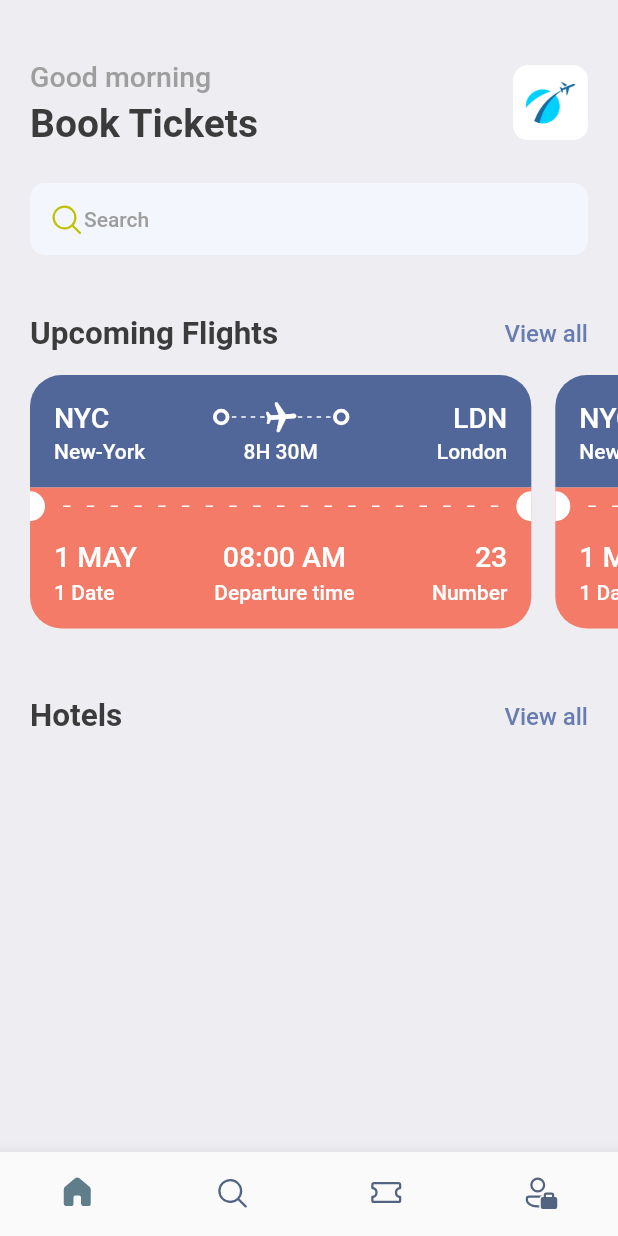
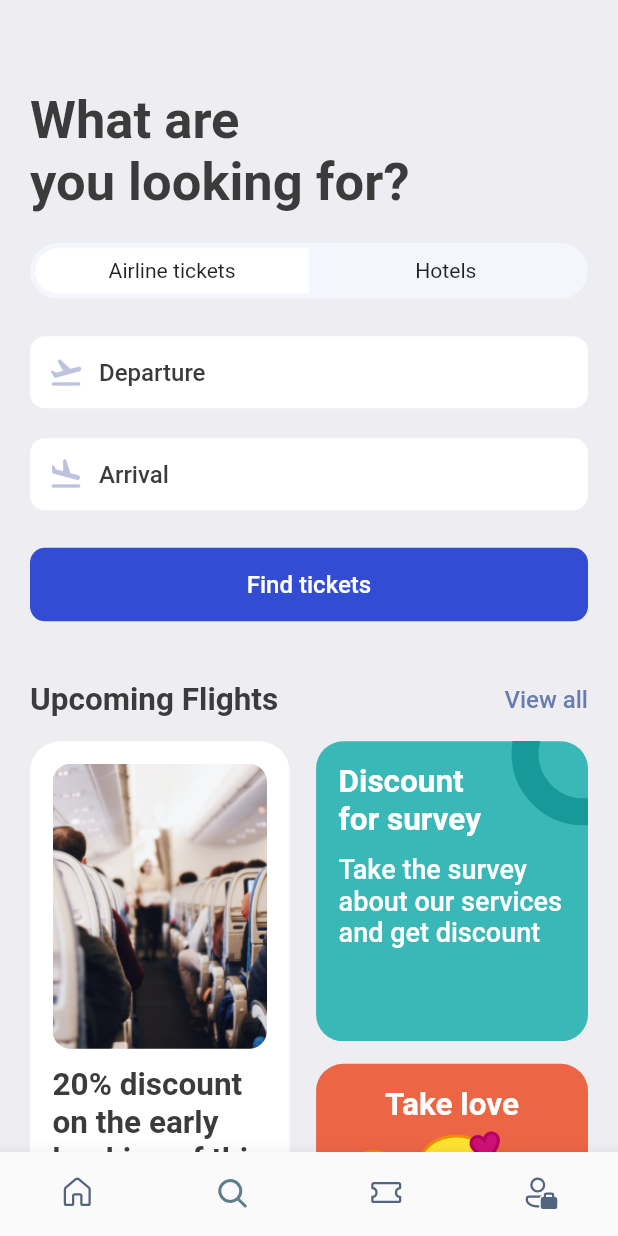
Before and after one commit to ahmedjr5050/air, a Flutter app: the screen it shows after launch, on a phone screen of 412 x 824 dp. Run offline on Flutter 3.47's test engine with Material 2 defaults, Android fonts, the phone set to English and light mode, and no system bars; our stand-ins replace fluentui_icons, gap, get.

Commit message:
first-one

```diff
--- a/lib/Screens/bottom.dart
+++ b/lib/Screens/bottom.dart
@@ -1,4 +1,5 @@
 import 'package:air/Screens/home_Screen.dart';
+import 'package:air/Screens/search_screen.dart';
 import 'package:fluentui_icons/fluentui_icons.dart';
 import 'package:flutter/cupertino.dart';
 import 'package:flutter/material.dart';
@@ -11,10 +12,10 @@ class BottomBar extends StatefulWidget {
 }
 
 class _BottomBarState extends State<BottomBar> {
-  int _select=0;
+  int _select=1;
   static final List<Widget> _widgetoption =<Widget>[
-    HomeScreen(),
-    const Text("Search"),
+   const HomeScreen(),
+   const SearchScreen(),
     const Text("Ticket"),
     const Text("Profile"),
 
--- a/lib/Screens/home_Screen.dart
+++ b/lib/Screens/home_Screen.dart
@@ -1,10 +1,14 @@
+import 'package:air/Screens/hotel_screen.dart';
 import 'package:air/Screens/tiket_view.dart';
 import 'package:air/utils/Styles.dart';
+import 'package:air/utils/app_info_list.dart';
 import 'package:air/widgets/thick_container.dart';
 import 'package:fluentui_icons/fluentui_icons.dart';
 import 'package:flutter/cupertino.dart';
 import 'package:flutter/material.dart';
 import 'package:gap/gap.dart';
+
+import '../widgets/double_text_widget.dart';
 
 class HomeScreen extends StatelessWidget {
   const HomeScreen({Key? key}) : super(key: key);
@@ -65,20 +69,9 @@ class HomeScreen extends StatelessWidget {
                     ],
                   ),
                 ),
-                const Gap(40),
+                const Gap(15),
                 //this View all and text Upcoming
-                Row(
-                  mainAxisAlignment: MainAxisAlignment.spaceBetween,
-                  children:  [
-                    Text("Upcoming Flights",style: Styles.headLineStyle2,),
-                    InkWell(
-                      onTap: (){
-                        print("You are Tapped");
-                      },
-                      child: Text("View all",style: Styles.textStyle.copyWith(color:Styles.primaryColor)),
-                    )
-                  ],
-                )
+                AppDoubleTextWidget(bigText: "Upcoming Flights", smallText: "View all"),
 
               ],
             ),
@@ -88,30 +81,24 @@ class HomeScreen extends StatelessWidget {
             padding:const EdgeInsets.only(left: 20),
             scrollDirection: Axis.horizontal,
             child: Row(
-              children: [
-               TicketView(),
-                TicketView(),
-                TicketView(),
-                TicketView(),
-              ],
+              children:
+             ticketList.map((singleTicket) => TicketView(ticket: singleTicket)).toList(),
             ),
           ),
-          const Gap(15),
+          const Gap(10),
           Container(
             padding:const EdgeInsets.symmetric(horizontal: 20),
-            child: Row(
-              mainAxisAlignment: MainAxisAlignment.spaceBetween,
-              children: [
-                Text("Hotels",style: Styles.headLineStyle2,),
-                InkWell(
-                  onTap: (){
-                    print("You are Tapped 2");
-                },
-                  child: Text("View all",style: Styles.textStyle.copyWith(color: Styles.primaryColor),),
-                )
-              ],
-            ),
-          )
+            child: const AppDoubleTextWidget(bigText: "Hotels", smallText: "View all"),
+          ),
+          const Gap(15),
+         SingleChildScrollView(
+             padding:const EdgeInsets.only(left: 20),
+             scrollDirection: Axis.horizontal,
+             child: Row(
+               children:
+                hotelList.map((singleHotel) => HotelScreen(hotel: singleHotel)).toList(),
+             )
+         ),
         ],
       ) ,
 
--- /dev/null
+++ b/lib/Screens/search_screen.dart
@@ -0,0 +1,199 @@
+import 'package:air/utils/Styles.dart';
+import 'package:air/widgets/double_text_widget.dart';
+import 'package:air/widgets/icon_text_widget.dart';
+import 'package:fluentui_icons/fluentui_icons.dart';
+import 'package:flutter/cupertino.dart';
+import 'package:flutter/material.dart';
+import 'package:gap/gap.dart';
+
+import '../utils/app_layout.dart';
+
+class SearchScreen extends StatelessWidget {
+  const SearchScreen({Key? key}) : super(key: key);
+
+  @override
+  Widget build(BuildContext context) {
+    final size=AppLayout.getSize(context);
+    return Scaffold(
+      backgroundColor: Styles.bgColor,
+      body: ListView(
+        padding: EdgeInsets.symmetric(horizontal: AppLayout.getWidth(20),vertical: AppLayout.getHeight(20)),
+        children: [
+           Gap(AppLayout.getHeight(40)),
+          Text("What are\nyou looking for?",style: Styles.headLineStyle1.copyWith(fontSize: AppLayout.getWidth(35))),
+           Gap(AppLayout.getHeight(20)),
+         FittedBox(
+           child:  Container(
+             padding:const EdgeInsets.all(3.5),
+             child: Row(
+               children: [
+                 Container(
+                   width: size.width*.44,
+                   padding: EdgeInsets.symmetric(vertical: AppLayout.getHeight(7)),
+                   decoration: BoxDecoration(
+                       borderRadius: BorderRadius.horizontal(left: Radius.circular(AppLayout.getHeight(50))),
+                       color: Colors.white
+                   ),
+                   child: Center(child: Text("Airline tickets")),
+                 ),
+
+
+
+
+
+                 Container(
+                   width: size.width*.44,
+                   padding: EdgeInsets.symmetric(vertical: AppLayout.getHeight(7)),
+                   decoration: BoxDecoration(
+                       borderRadius: BorderRadius.horizontal(right: Radius.circular(AppLayout.getHeight(50))),
+                       color: Colors.transparent
+                   ),
+                   child: Center(child: Text("Hotels")),
+                 ),
+               ],
+             ),
+             decoration: BoxDecoration(
+               borderRadius: BorderRadius.circular(AppLayout.getHeight(50)),
+               color:const Color(0xFFF4F6FD),
+             ),
+           ),
+         ),
+          Gap(AppLayout.getHeight(25)),
+         const AppIconText(icon: Icons.flight_takeoff_rounded, text: "Departure"),
+          Gap(AppLayout.getHeight(20)),
+          const AppIconText(icon: Icons.flight_land_rounded, text: "Arrival"),
+          Gap(AppLayout.getHeight(25)),
+          Container(
+    padding: EdgeInsets.symmetric(horizontal: AppLayout.getWidth(18),vertical: AppLayout.getWidth(15)),
+    decoration: BoxDecoration(
+    borderRadius: BorderRadius.circular(AppLayout.getWidth(10)),
+    color:const Color(0xD91130CE),
+    ),
+    child: Center(
+      child:
+      Text("Find tickets",style: Styles.textStyle.copyWith(color: Colors.white)),
+    ),
+    ),
+          Gap(AppLayout.getHeight(40)),
+         const AppDoubleTextWidget(bigText: "Upcoming Flights", smallText: "View all"),
+          Gap(AppLayout.getHeight(15)),
+        Row(
+          mainAxisAlignment: MainAxisAlignment.spaceBetween,
+          children: [
+            Container(
+              height: AppLayout.getHeight(425),
+              width: size.width*0.42,
+              padding: EdgeInsets.symmetric(horizontal: AppLayout.getHeight(15),vertical: AppLayout.getWidth(15)),
+              decoration: BoxDecoration(
+                color: Colors.white,
+                borderRadius: BorderRadius.circular(AppLayout.getHeight(20)),
+                boxShadow: [
+                  BoxShadow(
+                    color: Colors.grey.shade200,
+                    blurRadius: 1,
+                    spreadRadius: 1,
+                  )
+                ],
+              ),
+              child: Column(
+                children: [
+                  Container(
+                    height: AppLayout.getHeight(190),
+                    decoration: BoxDecoration(
+                      borderRadius: BorderRadius.circular(AppLayout.getHeight(12)),
+                      image: const DecorationImage(
+                        fit: BoxFit.cover,
+                        image: AssetImage("assets/images/sit.jpg"),
+                      )
+                    ),
+                  ),
+                   Gap(AppLayout.getHeight(12)),
+                  Text("20% discount on the early booking of this flight. Don't miss out this chance",
+                  style: Styles.headLineStyle2,
+                  ),
+                ],
+              ),
+            ),
+            Column(
+              children: [
+               Stack(
+                 children: [
+                   Container(
+                     width: size.width*0.44,
+                     height: AppLayout.getHeight(200),
+
+                     decoration: BoxDecoration(
+                         color: Color(0xFF3AB8B8),
+                         borderRadius: BorderRadius.circular(AppLayout.getHeight(18))
+                     ),
+                     padding: EdgeInsets.symmetric(vertical: AppLayout.getHeight(15),horizontal: AppLayout.getHeight(15)),
+                     child: Column(
+                       crossAxisAlignment: CrossAxisAlignment.start,
+                       children: [
+                         Text("Discount\nfor survey",style: Styles.headLineStyle2.copyWith(fontWeight: FontWeight.bold,color: Colors.white),),
+                         Gap(AppLayout.getHeight(10)),
+                         Text("Take the survey about our services and get discount",style: Styles.headLineStyle2.copyWith(fontWeight: FontWeight.w500,color: Colors.white,fontSize: 18),),
+
+                       ],
+                     ),
+                   ),
+                   Positioned(
+                     right: -45,
+                     top: -40,
+                     child: Container(
+                     padding: EdgeInsets.all(AppLayout.getHeight(30)),
+                     decoration: BoxDecoration(
+                       shape: BoxShape.circle,
+                       border:Border.all(width: 18,color: Color(0xFF189999)),
+                       color: Colors.transparent,
+                     ),
+                   ),)
+                 ],
+               ),
+                Gap(AppLayout.getHeight(15)),
+                Container(
+                  width: size.width*0.44,
+                  height: AppLayout.getHeight(210),
+                  padding: EdgeInsets.symmetric(vertical: AppLayout.getHeight(15),horizontal: AppLayout.getHeight(15)),
+                  decoration: BoxDecoration(
+                  borderRadius: BorderRadius.circular(AppLayout.getHeight(18)),
+                    color: const Color(0xFFEC6545)
+                  ),
+                  child: Column(
+                    children: [
+                      Text("Take love",style: Styles.headLineStyle2.copyWith(color: Colors.white,fontWeight:FontWeight.bold, ),textAlign: TextAlign.center,),
+                      Gap(AppLayout.getHeight(5)),
+                      Row(
+                        children: [
+                          RichText(text: const TextSpan(
+                            children:[
+                              TextSpan(
+                                text: '😍',
+                                style: TextStyle(fontSize: 38)
+                              ),
+                              TextSpan(
+                                  text: '🥰',
+                                  style: TextStyle(fontSize: 50)
+                              ),
+                              TextSpan(
+                                  text: '🥰',
+                                  style: TextStyle(fontSize: 20)
+                              ),
+                            ]
+                          )),
+                        ],
+                      )
+                    ],
+                  ),
+                )
+              ],
+            )
+
+          ],
+        )
+        ],
+      ),
+
+    );
+  }
+}
--- a/lib/Screens/tiket_view.dart
+++ b/lib/Screens/tiket_view.dart
@@ -7,7 +7,8 @@ import 'package:flutter/material.dart';
 import 'package:gap/gap.dart';
 
 class TicketView extends StatelessWidget {
-  const TicketView({Key? key}) : super(key: key);
+  final Map<String,dynamic> ticket;
+  const TicketView({Key? key,required this.ticket}) : super(key: key);
 
   @override
   Widget build(BuildContext context) {
@@ -15,9 +16,9 @@ class TicketView extends StatelessWidget {
     //use sizeBox because its Fixed Size
     return SizedBox(
       width:size.width*0.85,
-      height: 200,
+      height: AppLayout.getHeight(200),
       child: Container(
-        margin:const EdgeInsets.only(right: 16),
+        margin: EdgeInsets.only(right: AppLayout.getHeight(16)),
         child: Column(
           mainAxisSize: MainAxisSize.min,
           children: [
@@ -25,21 +26,21 @@ class TicketView extends StatelessWidget {
       the blue part of card
        */
          Container(
-         decoration: const BoxDecoration(
-           borderRadius: BorderRadius.only(topLeft: Radius.circular(21),topRight: Radius.circular(21)),
+         decoration:  BoxDecoration(
+           borderRadius: BorderRadius.only(topLeft: Radius.circular(21),topRight: Radius.circular(AppLayout.getHeight(21))),
            color: Color(0xFF526799),
          ),
-           padding:const EdgeInsets.all(16),
+           padding: EdgeInsets.all(AppLayout.getHeight(16)),
            child: Column(
              children: [
                Row(
                  children: [
-                   Text("NYC",style: Styles.headLineStyle3.copyWith(color: Colors.white),),
+                   Text(ticket['from']['code'],style: Styles.headLineStyle3.copyWith(color: Colors.white),),
                    Expanded(child: Container()),
                    ThickConatiner(),
                    Expanded(child: Stack(
                      children: [SizedBox(
-                       height: 24,
+                       height: AppLayout.getHeight(24),
                        child: LayoutBuilder(
                          builder: (BuildContext context, BoxConstraints constarints) {
 
@@ -64,7 +65,7 @@ class TicketView extends StatelessWidget {
                    )),
                    ThickConatiner(),
                    Expanded(child: Container()),
-                   Text("LDN",style: Styles.headLineStyle3.copyWith(color: Colors.white)),
+                   Text(ticket['to']['code'],style: Styles.headLineStyle3.copyWith(color: Colors.white)),
                  ],
                ),
                const Gap(3),
@@ -72,11 +73,11 @@ class TicketView extends StatelessWidget {
                  mainAxisAlignment: MainAxisAlignment.spaceBetween,
                  children: [
                    SizedBox(
-                     width: 100,child: Text("New-York",style: Styles.headLineStyle4.copyWith(color: Colors.white)),
+                     width: AppLayout.getWidth(100),child: Text(ticket['from']['name'],style: Styles.headLineStyle4.copyWith(color: Colors.white)),
                    ),
-                   Text("8H 30M",style: Styles.headLineStyle4.copyWith(color: Colors.white),),
+                   Text(ticket['flying_time'],style: Styles.headLineStyle4.copyWith(color: Colors.white),),
                    SizedBox(
-                     width: 100,child: Text("London",textAlign: TextAlign.end,style: Styles.headLineStyle4.copyWith(color: Colors.white)),
+                     width: AppLayout.getWidth(100),child: Text(ticket['to']['name'],textAlign: TextAlign.end,style: Styles.headLineStyle4.copyWith(color: Colors.white)),
                    ),
                  ],
                ),
@@ -91,9 +92,9 @@ class TicketView extends StatelessWidget {
               color: Styles.orangeColor,
               child: Row(
                 children:  [
-                  const SizedBox(
-                    height: 20,
-                    width: 10,
+                   SizedBox(
+                    height: AppLayout.getHeight(20),
+                    width: AppLayout.getWidth(10),
                     child: DecoratedBox(
                       decoration: BoxDecoration(
                         color: Colors.white,
@@ -161,7 +162,7 @@ class TicketView extends StatelessWidget {
                     Column(
                       crossAxisAlignment: CrossAxisAlignment.start,
                       children: [
-                        Text("1 MAY",
+                        Text(ticket['date'],
               style: Styles.headLineStyle3.copyWith(color: Colors.white)),
                         const Gap(5),
                         Text("1 Date",
@@ -172,7 +173,7 @@ class TicketView extends StatelessWidget {
                     Column(
                       crossAxisAlignment: CrossAxisAlignment.center,
                       children: [
-                        Text("08:00 AM",
+                        Text(ticket['departure_time'],
                             style: Styles.headLineStyle3.copyWith(color: Colors.white)),
                         const Gap(5),
                         Text("Departure time",
@@ -183,7 +184,7 @@ class TicketView extends StatelessWidget {
                     Column(
                       crossAxisAlignment: CrossAxisAlignment.end,
                       children: [
-                        Text("23",
+                        Text(ticket['number'].toString(),
                             style: Styles.headLineStyle3.copyWith(color: Colors.white)),
                         const Gap(5),
                         Text("Number",
--- a/lib/utils/Styles.dart
+++ b/lib/utils/Styles.dart
@@ -6,6 +6,7 @@ class Styles{
   static Color textColor=const Color(0xFF3b3b3b);
   static Color bgColor=const Color(0xFFeeedf2);
   static Color orangeColor=const Color(0xFFF37B67);
+  static Color kakiColor=const Color(0xFFd2bdb6);
   static TextStyle textStyle=TextStyle(fontSize: 16,color: textColor,fontWeight: FontWeight.w500);
   static TextStyle headLineStyle1=TextStyle(fontSize: 26,color: textColor,fontWeight: FontWeight.bold);
   static TextStyle headLineStyle2=TextStyle(fontSize: 21,color: textColor,fontWeight: FontWeight.bold);
--- a/lib/utils/app_layout.dart
+++ b/lib/utils/app_layout.dart
@@ -1,7 +1,21 @@
 import 'package:flutter/cupertino.dart';
-
+import 'package:get/get.dart';
 class AppLayout{
   static getSize(BuildContext context){
     return MediaQuery.of(context).size;
   }
+  static getScreenHeight(){
+    return Get.height;
+  }
+  static getScreenWidth(){
+    return Get.width;
+  }
+  static getHeight(double pixel){
+    double x=getScreenHeight()/pixel;
+    return getScreenHeight()/x;
+  }
+  static getWidth(double pixel){
+    double x=getScreenWidth()/pixel;
+    return getScreenWidth()/x;
+  }
 }
--- /dev/null
+++ b/lib/widgets/double_text_widget.dart
@@ -0,0 +1,26 @@
+import 'package:flutter/cupertino.dart';
+import 'package:flutter/material.dart';
+
+import '../utils/Styles.dart';
+
+class AppDoubleTextWidget extends StatelessWidget {
+  final String bigText;
+  final String smallText;
+  const AppDoubleTextWidget({Key? key,required this.bigText,required this.smallText}) : super(key: key);
+
+  @override
+  Widget build(BuildContext context) {
+    return  Row(
+      mainAxisAlignment: MainAxisAlignment.spaceBetween,
+      children:  [
+        Text(bigText,style: Styles.headLineStyle2,),
+        InkWell(
+          onTap: (){
+            print("You are Tapped");
+          },
+          child: Text(smallText,style: Styles.textStyle.copyWith(color:Styles.primaryColor)),
+        )
+      ],
+    );
+  }
+}
--- /dev/null
+++ b/lib/widgets/icon_text_widget.dart
@@ -0,0 +1,29 @@
+import 'package:flutter/material.dart';
+import 'package:gap/gap.dart';
+
+import '../utils/Styles.dart';
+import '../utils/app_layout.dart';
+
+class AppIconText extends StatelessWidget {
+  final IconData icon;
+  final String text;
+  const AppIconText({Key? key,required this.icon,required this.text}) : super(key: key);
+
+  @override
+  Widget build(BuildContext context) {
+    return Container(
+      padding: EdgeInsets.symmetric(horizontal: AppLayout.getHeight(12),vertical: AppLayout.getWidth(12)),
+      decoration: BoxDecoration(
+        borderRadius: BorderRadius.circular(AppLayout.getWidth(10)),
+        color: Colors.white,
+      ),
+      child: Row(
+        children: [
+           Icon(icon,color: const Color(0xFFBFC2DF),),
+          Gap(AppLayout.getWidth(10)),
+          Text(text,style: Styles.textStyle,),
+        ],
+      ),
+    );
+  }
+}
--- a/pubspec.yaml
+++ b/pubspec.yaml
@@ -36,6 +36,7 @@ dependencies:
   # Use with the CupertinoIcons class for iOS style icons.
   cupertino_icons: ^1.0.2
   fluentui_icons: ^1.0.0
+  get:
   gap: ^2.0.0
 dev_dependencies:
   flutter_test:
```
Also changed, not shown: lib/Screens/hotel_screen.dart (added, +56 -0 lines), lib/utils/app_info_list.dart (added, +50 -0 lines), lib/Screens/ticket_sceen.dart (added), lib/widgets/ticket_tabs.dart (added), pubspec.lock.
